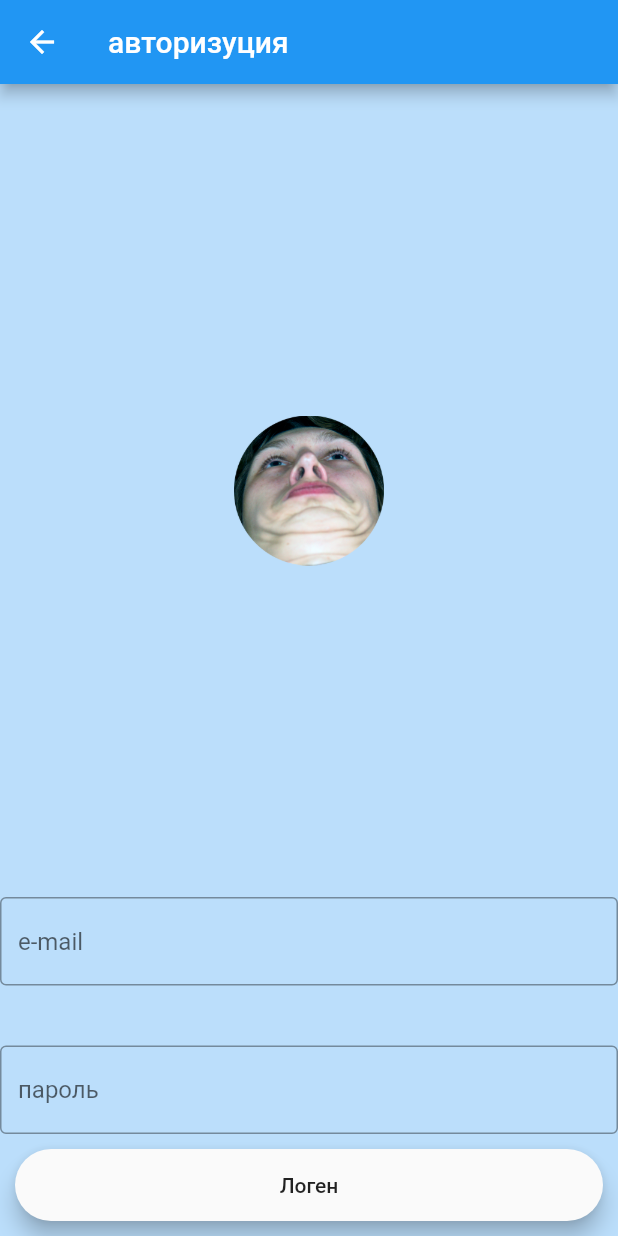
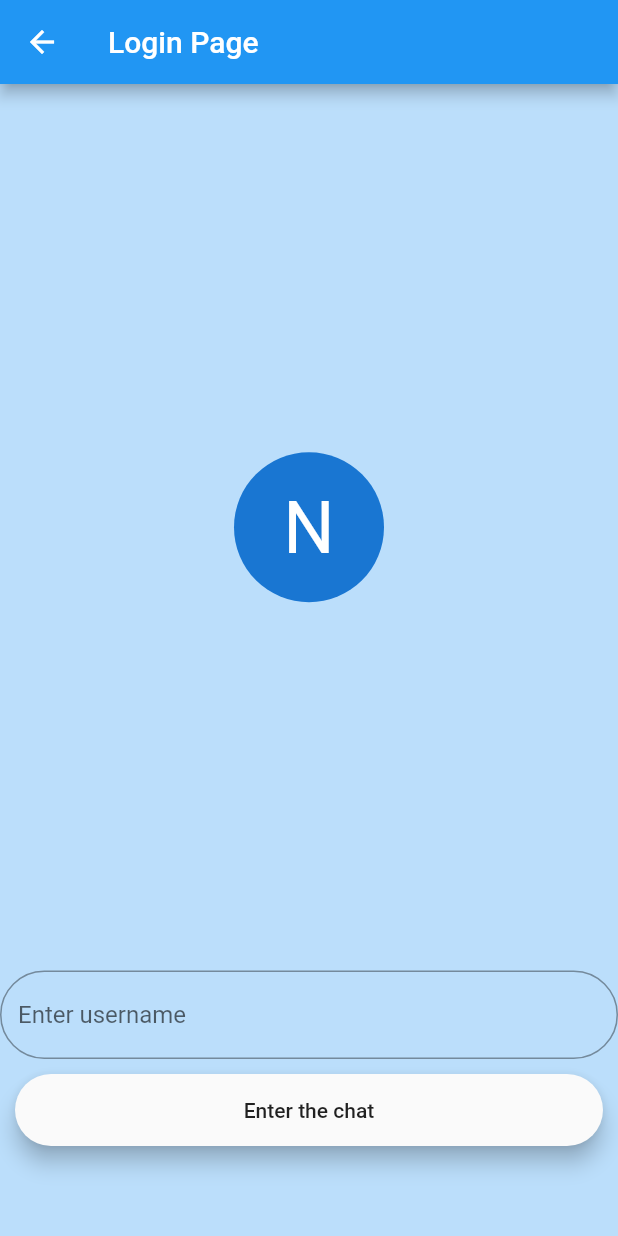
Before and after one commit to bonsoirelliot/chatapp, a Flutter app: the Login screen opened by its route, on a phone screen of 412 x 824 dp. Run offline on Flutter 3.47's test engine with Material 2 defaults, Android fonts, the phone set to English and light mode, and no system bars; our stand-ins replace cloud_firestore, firebase_auth; accounts and stored records are empty.

```diff
--- a/lib/login_page.dart
+++ b/lib/login_page.dart
@@ -10,22 +10,18 @@ class Login extends StatefulWidget {
 }
 
 class _LoginState extends State<Login> {
-  String email;
-  String password;
+  String uname; //username
 
   final FirebaseAuth _auth = FirebaseAuth.instance;
 
   Future<void> loginUser() async {
-    AuthResult user = await _auth.signInWithEmailAndPassword(
-      email: email,
-      password: password,
-    );
+    AuthResult user = await _auth.signInAnonymously();
 
     Navigator.push(
       context,
       MaterialPageRoute(
         builder: (context) => Chat(
-          user: user.user,
+          username: uname,
         ),
       ),
     );
@@ -36,7 +32,7 @@ class _LoginState extends State<Login> {
     return Scaffold(
       backgroundColor: Colors.blue[100],
       appBar: AppBar(
-        title: Text("авторизуция"),
+        title: Text("Login Page"),
       ),
       body: Column(
         mainAxisAlignment: MainAxisAlignment.center,
@@ -51,8 +47,11 @@ class _LoginState extends State<Login> {
                   child: Container(
                     width: 100.0,
                     height: 100.0,
-                    child: Image.asset(
-                      "assets/images/logo.png",
+                    child: CircleAvatar(
+                      child: Text(
+                        "N",
+                        textScaleFactor: 3,
+                      ),
                     ),
                   ),
                 ),
@@ -60,29 +59,25 @@ class _LoginState extends State<Login> {
             ),
           ),
           TextField(
-            keyboardType: TextInputType.emailAddress,
-            onChanged: (value) => email = value,
+            onChanged: (value) => uname = value,
             decoration: InputDecoration(
-              hintText: 'e-mail',
-              border: const OutlineInputBorder(),
-            ),
-          ),
-          SizedBox(height: 40.0),
-          TextField(
-            autocorrect: false,
-            obscureText: true,
-            onChanged: (value) => password = value,
-            decoration: InputDecoration(
-              hintText: 'пароль',
-              border: const OutlineInputBorder(),
+              hintText: 'Enter username',
+              border: const OutlineInputBorder(
+                        borderRadius: BorderRadius.all(
+                          Radius.circular(50),
+                        ),
+                      ),
             ),
           ),
           CustomButton(
-            text: "Логен",
+            text: "Enter the chat",
             callback: () async {
               await loginUser();
             },
-          )
+          ),
+          SizedBox(
+            height: 50,
+          ),
         ],
       ),
     );
--- a/lib/main.dart
+++ b/lib/main.dart
@@ -1,6 +1,5 @@
 import 'package:flutter/material.dart';
 import 'home_page.dart';
-import 'registration_page.dart';
 import 'login_page.dart';
 import 'chat_page.dart';
 
@@ -16,7 +15,6 @@ class MyApp extends StatelessWidget {
       initialRoute: HomePage.id,
       routes: {
         HomePage.id: (context) => HomePage(),
-        Registration.id: (context) => Registration(),
         Login.id: (context) => Login(),
         Chat.id: (context) => Chat(),
       },
```
Also changed, not shown: lib/chat_page.dart (+16 -10 lines), lib/home_page.dart (+7 -9 lines), lib/registration_page.dart (deleted, +0 -90 lines).
